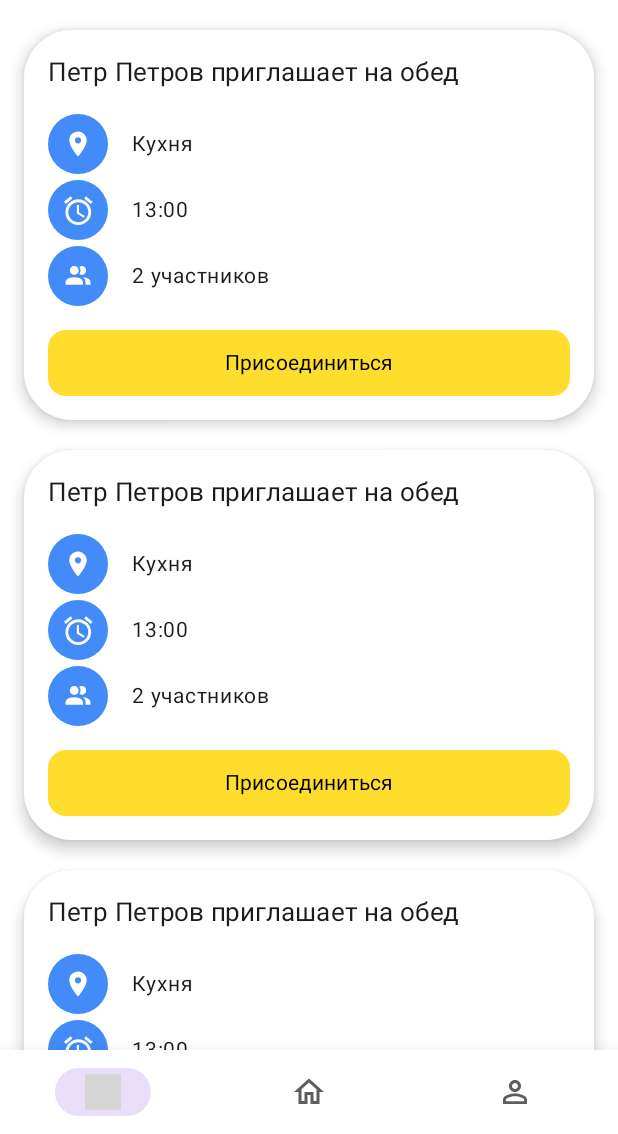
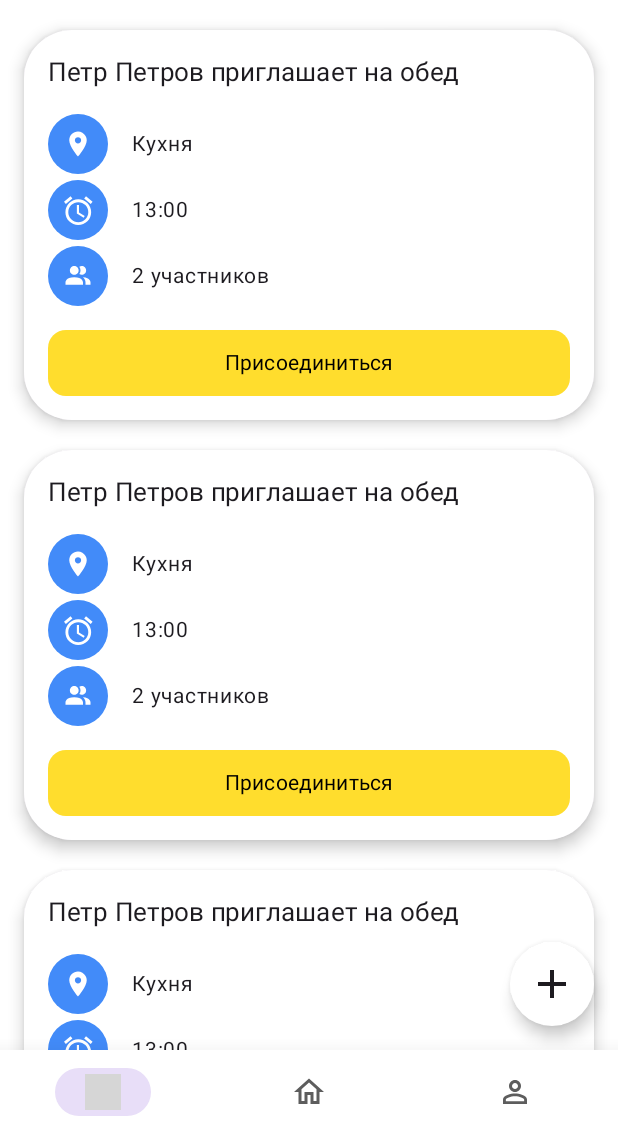
Before and after one commit to t-lunch/t-lunch-android, an Android app built with Jetpack Compose: the fragment MainFragment placed in its activity, on a phone screen of 412 x 824 dp, the part 102-1236 px from its top. Run offline under Robolectric (Android 15) with nearby library versions, the phone set to English and light mode, and no system bars; our stand-ins replace Dagger/Hilt's generated code, Shimmer; libraries missing offline, so code that uses them is left out: by.kirich1409.viewbindingdelegate, com.github.terrakok.cicerone, com.skydoves.sandwich; 4 statements that could not run were skipped; grey boxes are pictures that could not be loaded.

Commit message:
fix: добавлен FloatingActionButton на Compose для создания обеда и улучшена предварительная загрузка экрана

```diff
--- a/app/src/main/java/ru/tinkoff/lunch/screens/main/ui/compose/MainFragmentScreen.kt
+++ b/app/src/main/java/ru/tinkoff/lunch/screens/main/ui/compose/MainFragmentScreen.kt
@@ -7,15 +7,20 @@ import androidx.compose.foundation.layout.PaddingValues
 import androidx.compose.foundation.layout.fillMaxSize
 import androidx.compose.foundation.layout.fillMaxWidth
 import androidx.compose.foundation.layout.padding
+import androidx.compose.foundation.layout.size
 import androidx.compose.foundation.lazy.LazyColumn
 import androidx.compose.foundation.lazy.items
 import androidx.compose.foundation.rememberScrollState
+import androidx.compose.foundation.shape.RoundedCornerShape
 import androidx.compose.foundation.verticalScroll
+import androidx.compose.material3.FloatingActionButton
+import androidx.compose.material3.Icon
 import androidx.compose.material3.Scaffold
 import androidx.compose.runtime.Composable
 import androidx.compose.ui.Alignment
 import androidx.compose.ui.Modifier
 import androidx.compose.ui.graphics.Color
+import androidx.compose.ui.res.painterResource
 import androidx.compose.ui.res.stringResource
 import androidx.compose.ui.tooling.preview.Preview
 import androidx.compose.ui.unit.dp
@@ -24,6 +29,7 @@ import ru.tinkoff.lunch.R
 import ru.tinkoff.lunch.common.compose.CardLunchShimmer
 import ru.tinkoff.lunch.common.compose.HeaderText
 import ru.tinkoff.lunch.common.lce.LceState
+import ru.tinkoff.lunch.network.api.events.model.LunchEvent
 import ru.tinkoff.lunch.screens.main.ui.presentation.MainFragmentState
 import ru.tinkoff.lunch.screens.main.ui.presentation.MainUiEvent
 
@@ -33,7 +39,11 @@ fun MainFragmentScreen(
     onEvent: (MainUiEvent) -> Unit,
 ) {
     Scaffold(
-        floatingActionButton = { /* todo */ },
+        floatingActionButton = {
+            if (uiState.lunches is LceState.Content) {
+                Fab(onClick = { onEvent(MainUiEvent.CreateLunchClicked) })
+            }
+        },
         containerColor = Color.White,
     ) { padding ->
         Box(
@@ -43,6 +53,7 @@ fun MainFragmentScreen(
         ) {
             when (uiState.lunches) {
                 is LceState.Loading -> Shimmers()
+
                 is LceState.Content -> {
                     LazyColumn(
                         modifier = Modifier.fillMaxWidth(),
@@ -72,6 +83,21 @@ fun MainFragmentScreen(
 }
 
 @Composable
+private fun Fab(onClick: () -> Unit) {
+    FloatingActionButton(
+        onClick = { onClick() },
+        containerColor = Color.White,
+        shape = RoundedCornerShape(100),
+    ) {
+        Icon(
+            painter = painterResource(R.drawable.ic_plus),
+            contentDescription = null,
+            modifier = Modifier.size(32.dp)
+        )
+    }
+}
+
+@Composable
 private fun Shimmers() {
     Column(
         modifier = Modifier
@@ -94,7 +120,13 @@ private fun Shimmers() {
 private fun MainFragmentScreenPreview() {
     MainFragmentScreen(
         uiState = MainFragmentState(
-            lunches = LceState.Loading,
+            lunches = LceState.Content(
+                listOf(
+                    LunchEvent(),
+                    LunchEvent(),
+                    LunchEvent()
+                )
+            ),
         ),
         onEvent = { },
     )
```
